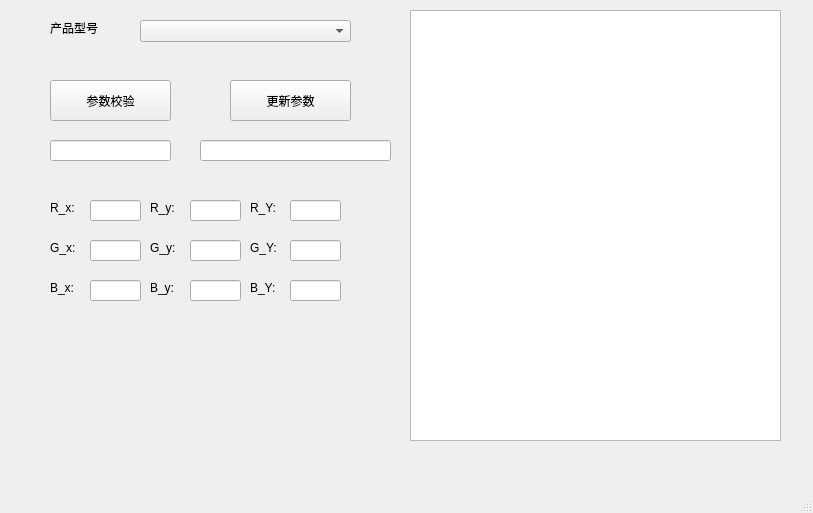
Qt form ParameterRead.ui (God-Flys/Parameter_Check) before a commit.
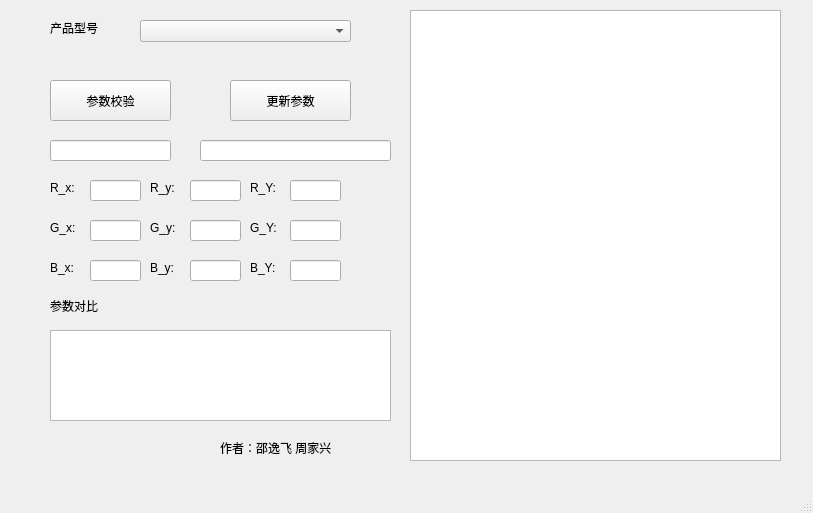
The same form after that commit.

Commit message: 对光通量参数进行了修改

```diff
--- a/ParameterRead.ui
+++ b/ParameterRead.ui
@@ -20,7 +20,7 @@
       <x>410</x>
       <y>10</y>
       <width>371</width>
-      <height>431</height>
+      <height>451</height>
      </rect>
     </property>
    </widget>
@@ -97,7 +97,7 @@
     <property name="geometry">
      <rect>
       <x>50</x>
-      <y>200</y>
+      <y>180</y>
       <width>31</width>
       <height>16</height>
      </rect>
@@ -110,7 +110,7 @@
     <property name="geometry">
      <rect>
       <x>90</x>
-      <y>200</y>
+      <y>180</y>
       <width>51</width>
       <height>21</height>
      </rect>
@@ -120,7 +120,7 @@
     <property name="geometry">
      <rect>
       <x>150</x>
-      <y>200</y>
+      <y>180</y>
       <width>31</width>
       <height>16</height>
      </rect>
@@ -133,7 +133,7 @@
     <property name="geometry">
      <rect>
       <x>190</x>
-      <y>200</y>
+      <y>180</y>
       <width>51</width>
       <height>21</height>
      </rect>
@@ -143,7 +143,7 @@
     <property name="geometry">
      <rect>
       <x>250</x>
-      <y>200</y>
+      <y>180</y>
       <width>31</width>
       <height>16</height>
      </rect>
@@ -156,7 +156,7 @@
     <property name="geometry">
      <rect>
       <x>290</x>
-      <y>200</y>
+      <y>180</y>
       <width>51</width>
       <height>21</height>
      </rect>
@@ -166,7 +166,7 @@
     <property name="geometry">
      <rect>
       <x>290</x>
-      <y>240</y>
+      <y>220</y>
       <width>51</width>
       <height>21</height>
      </rect>
@@ -176,7 +176,7 @@
     <property name="geometry">
      <rect>
       <x>150</x>
-      <y>240</y>
+      <y>220</y>
       <width>31</width>
       <height>16</height>
      </rect>
@@ -189,7 +189,7 @@
     <property name="geometry">
      <rect>
       <x>190</x>
-      <y>240</y>
+      <y>220</y>
       <width>51</width>
       <height>21</height>
      </rect>
@@ -199,7 +199,7 @@
     <property name="geometry">
      <rect>
       <x>50</x>
-      <y>240</y>
+      <y>220</y>
       <width>31</width>
       <height>16</height>
      </rect>
@@ -212,7 +212,7 @@
     <property name="geometry">
      <rect>
       <x>90</x>
-      <y>240</y>
+      <y>220</y>
       <width>51</width>
       <height>21</height>
      </rect>
@@ -222,7 +222,7 @@
     <property name="geometry">
      <rect>
       <x>250</x>
-      <y>240</y>
+      <y>220</y>
       <width>31</width>
       <height>16</height>
      </rect>
@@ -235,7 +235,7 @@
     <property name="geometry">
      <rect>
       <x>290</x>
-      <y>280</y>
+      <y>260</y>
       <width>51</width>
       <height>21</height>
      </rect>
@@ -245,7 +245,7 @@
     <property name="geometry">
      <rect>
       <x>150</x>
-      <y>280</y>
+      <y>260</y>
       <width>31</width>
       <height>16</height>
      </rect>
@@ -258,7 +258,7 @@
     <property name="geometry">
      <rect>
       <x>190</x>
-      <y>280</y>
+      <y>260</y>
       <width>51</width>
       <height>21</height>
      </rect>
@@ -268,7 +268,7 @@
     <property name="geometry">
      <rect>
       <x>50</x>
-      <y>280</y>
+      <y>260</y>
       <width>31</width>
       <height>16</height>
      </rect>
@@ -281,7 +281,7 @@
     <property name="geometry">
      <rect>
       <x>90</x>
-      <y>280</y>
+      <y>260</y>
       <width>51</width>
       <height>21</height>
      </rect>
@@ -291,7 +291,7 @@
     <property name="geometry">
      <rect>
       <x>250</x>
-      <y>280</y>
+      <y>260</y>
       <width>31</width>
       <height>16</height>
      </rect>
@@ -300,6 +300,42 @@
      <string>B_Y:</string>
     </property>
    </widget>
+   <widget class="QLabel" name="label_11">
+    <property name="geometry">
+     <rect>
+      <x>220</x>
+      <y>440</y>
+      <width>181</width>
+      <height>16</height>
+     </rect>
+    </property>
+    <property name="text">
+     <string>作者：邵逸飞 周家兴</string>
+    </property>
+   </widget>
+   <widget class="QTextEdit" name="textEdit_2">
+    <property name="geometry">
+     <rect>
+      <x>50</x>
+      <y>330</y>
+      <width>341</width>
+      <height>91</height>
+     </rect>
+    </property>
+   </widget>
+   <widget class="QLabel" name="label_12">
+    <property name="geometry">
+     <rect>
+      <x>50</x>
+      <y>296</y>
+      <width>81</width>
+      <height>20</height>
+     </rect>
+    </property>
+    <property name="text">
+     <string>参数对比</string>
+    </property>
+   </widget>
   </widget>
   <widget class="QMenuBar" name="menubar">
    <property name="geometry">
```
The commit also changes 10 other files.
